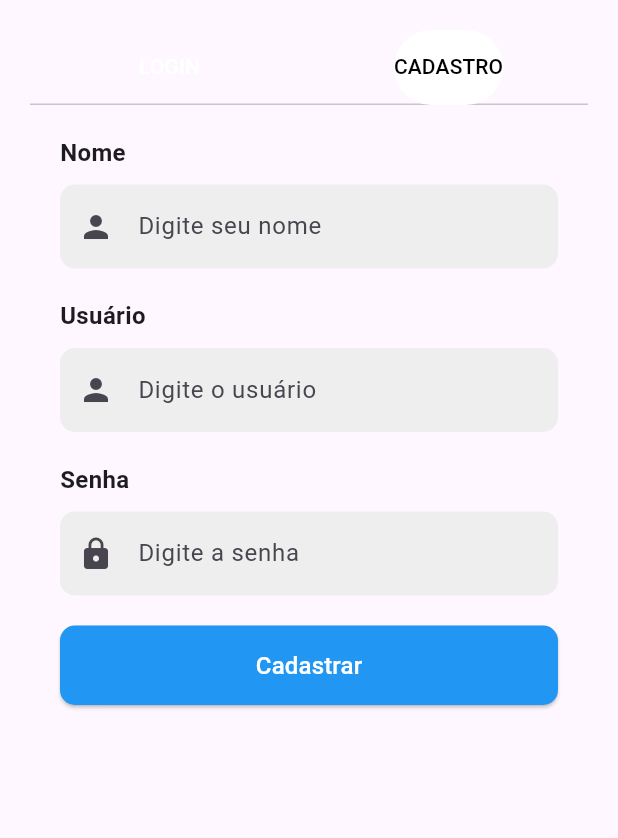
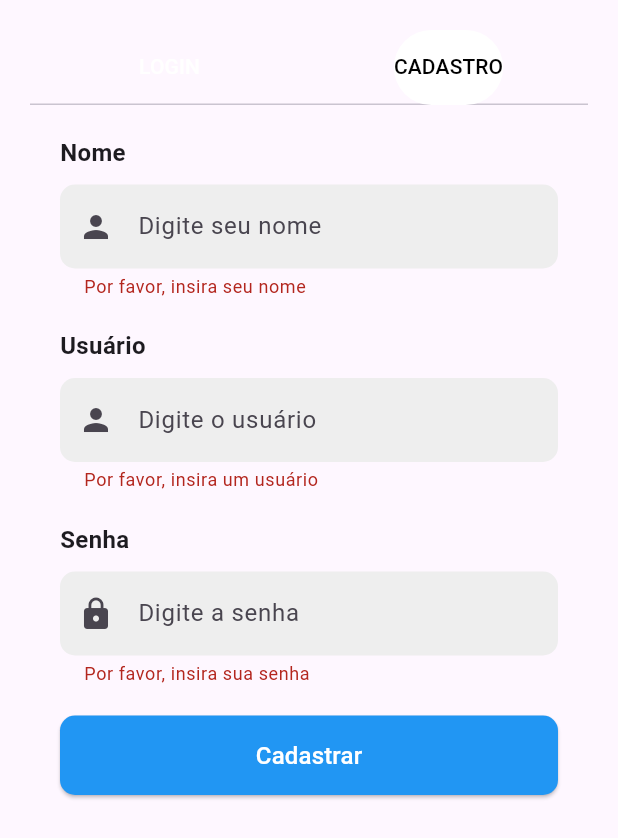
Before and after one commit to giovanavbs/flutter_cience, a Flutter app: the LoginForm screen opened directly, tab 2 chosen, after a tap on "Cadastrar", on a phone screen of 412 x 824 dp. Shown: the top 838 px of the screen. Run offline on Flutter 3.47's test engine with Material 3 defaults, Android fonts, the phone set to English and light mode, and no system bars.

Commit message:
validação do login e cadastro

```diff
--- a/lib/login.dart
+++ b/lib/login.dart
@@ -1,9 +1,11 @@
+import 'package:flutter_cience/museu.dart';
 import 'main.dart';
 import 'package:flutter/material.dart';
 
 void main() {
   runApp(const Login());
 }
+
 
 class Login extends StatelessWidget {
   const Login({super.key});
@@ -124,9 +126,14 @@ class _LoginFormState extends State<LoginForm> with SingleTickerProviderStateMix
     );
   }
 
+
   Widget FormLogin() {
+    final _formKey = GlobalKey<FormState>();
+    final TextEditingController controller = TextEditingController();
     return Padding(
       padding: const EdgeInsets.all(20.0),
+      child: Form(
+      key: _formKey,
       child: Column(
         crossAxisAlignment: CrossAxisAlignment.stretch,
         children: [
@@ -136,160 +143,7 @@ class _LoginFormState extends State<LoginForm> with SingleTickerProviderStateMix
           ),
           const SizedBox(height: 10),
           TextFormField(
-            decoration: InputDecoration(
-              prefixIcon: Icon(Icons.person),
-              hintText: 'Digite o usuário',
-              filled: true,
-              fillColor: Colors.grey[200],
-              border: const OutlineInputBorder(
-                borderRadius: BorderRadius.all(Radius.circular(10.0)),
-                borderSide: BorderSide.none,
-              ),
-            ),
-          ),
-          const SizedBox(height: 20),
-          const Text(
-            'Senha',
-            style: TextStyle(fontSize: 16, fontWeight: FontWeight.bold),
-          ),
-          const SizedBox(height: 10),
-          TextFormField(
-            obscureText: true,
-            decoration: InputDecoration(
-              prefixIcon: Icon(Icons.lock),
-              hintText: 'Digite a senha',
-              filled: true,
-              fillColor: Colors.grey[200],
-              border: const OutlineInputBorder(
-                borderRadius: BorderRadius.all(Radius.circular(10.0)),
-                borderSide: BorderSide.none,
-              ),
-            ),
-          ),
-          const SizedBox(height: 20),
-          ElevatedButton(
-            style: ElevatedButton.styleFrom(
-              padding: const EdgeInsets.symmetric(vertical: 15),
-              shape: RoundedRectangleBorder(
-                borderRadius: BorderRadius.circular(10),
-              ),
-              backgroundColor: Colors.blue,
-            ),
-            onPressed: () {
-              // ação de login
-            },
-            child: const Text(
-              'Login',
-              style: TextStyle(fontSize: 16, color: Colors.white),
-            ),
-          ),
-        ],
-      ),
-    );
-  }
-
-  Widget FormCadastro() {
-    return Padding(
-      padding: const EdgeInsets.all(20.0),
-      child: Column(
-        crossAxisAlignment: CrossAxisAlignment.stretch,
-        children: [
-          const Text(
-            'Nome',
-            style: TextStyle(fontSize: 16, fontWeight: FontWeight.bold),
-          ),
-          const SizedBox(height: 10),
-          TextFormField(
-            decoration: InputDecoration(
-              prefixIcon: Icon(Icons.person),
-              hintText: 'Digite seu nome',
-              filled: true,
-              fillColor: Colors.grey[200],
-              border: const OutlineInputBorder(
-                borderRadius: BorderRadius.all(Radius.circular(10.0)),
-                borderSide: BorderSide.none,
-              ),
-            ),
-          ),
-          const SizedBox(height: 20),
-          const Text(
-            'Usuário',
-            style: TextStyle(fontSize: 16, fontWeight: FontWeight.bold),
-          ),
-          const SizedBox(height: 10),
-          TextFormField(
-            decoration: InputDecoration(
-              prefixIcon: Icon(Icons.person),
-              hintText: 'Digite o usuário',
-              filled: true,
-              fillColor: Colors.grey[200],
-              border: const OutlineInputBorder(
-                borderRadius: BorderRadius.all(Radius.circular(10.0)),
-                borderSide: BorderSide.none,
-              ),
-            ),
-          ),
-          const SizedBox(height: 20),
-          const Text(
-            'Senha',
-            style: TextStyle(fontSize: 16, fontWeight: FontWeight.bold),
-          ),
-          const SizedBox(height: 10),
-          TextFormField(
-            obscureText: true,
-            decoration: InputDecoration(
-              prefixIcon: Icon(Icons.lock),
-              hintText: 'Digite a senha',
-              filled: true,
-              fillColor: Colors.grey[200],
-              border: const OutlineInputBorder(
-                borderRadius: BorderRadius.all(Radius.circular(10.0)),
-                borderSide: BorderSide.none,
-              ),
-            ),
-          ),
-          const SizedBox(height: 20),
-          ElevatedButton(
-            style: ElevatedButton.styleFrom(
-              padding: const EdgeInsets.symmetric(vertical: 15),
-              shape: RoundedRectangleBorder(
-                borderRadius: BorderRadius.circular(10),
-              ),
-              backgroundColor: Colors.blue,
-            ),
-            onPressed: () {
-              // ação de cadastro
-            },
-            child: const Text(
-              'Cadastrar',
-              style: TextStyle(fontSize: 16, color: Colors.white),
-            ),
-          ),
-        ],
-      ),
-    );
-  }
-}
-
-/* antigo login sem a animação
-class LoginForm extends StatelessWidget {
-  const LoginForm({super.key});
-
-  @override
-  Widget build(BuildContext context) {
-    return Padding(
-      padding: const EdgeInsets.all(20.0),
-      child: Column(
-        crossAxisAlignment: CrossAxisAlignment.stretch,
-        children: [
-          Container(
-            margin: const EdgeInsets.only(bottom: 10),
-            child: const Text(
-              'Usuário',
-              style: TextStyle(fontSize: 16, fontWeight: FontWeight.bold),
-            ),
-          ),
-          TextFormField(
+            controller: controller,
             decoration: InputDecoration(
               prefixIcon: const Icon(Icons.person),
               hintText: 'Digite o usuário',
@@ -300,14 +154,19 @@ class LoginForm extends StatelessWidget {
                 borderSide: BorderSide.none,
               ),
             ),
+            validator: (value) {
+              if (value == null || value.isEmpty) {
+                return 'Por favor, insira seu usuário';
+              }
+              return null;
+            },
           ),
-          Container(
-            margin: const EdgeInsets.symmetric(vertical: 20),
-            child: const Text(
+          const SizedBox(height: 20),
+          const Text(
             'Senha',
             style: TextStyle(fontSize: 16, fontWeight: FontWeight.bold),
           ),
-          ),
+          const SizedBox(height: 10),
           TextFormField(
             obscureText: true,
             decoration: InputDecoration(
@@ -320,29 +179,149 @@ class LoginForm extends StatelessWidget {
                 borderSide: BorderSide.none,
               ),
             ),
+            validator: (value) {
+              if (value == null || value.isEmpty) {
+                return 'Por favor, insira sua senha';
+              }
+              return null;
+            },
           ),
-          Container(
-            margin: const EdgeInsets.symmetric(vertical: 20),
-            child: ElevatedButton(
+          const SizedBox(height: 20),
+          ElevatedButton(
             style: ElevatedButton.styleFrom(
               padding: const EdgeInsets.symmetric(vertical: 15),
               shape: RoundedRectangleBorder(
                 borderRadius: BorderRadius.circular(10),
               ),
-                backgroundColor: const Color(0xFF0072ce),
+              backgroundColor: Colors.blue,
             ),
             onPressed: () {
-                // ação de login
+              if (_formKey.currentState!.validate()) {
+                Navigator.push(
+                context,
+                MaterialPageRoute(builder:
+                (context) => const Museus()),
+                );// ação de login
+              }
             },
             child: const Text(
               'Login',
               style: TextStyle(fontSize: 16, color: Colors.white),
             ),
           ),
+      ],),
+      ),);
+  }
+
+
+
+  Widget FormCadastro() {
+    final _formKey = GlobalKey<FormState>();
+    return Padding(
+      padding: const EdgeInsets.all(20.0),
+      child: Form(
+      key: _formKey,
+      child: Column(
+        crossAxisAlignment: CrossAxisAlignment.stretch,
+        children: [
+          const Text(
+            'Nome',
+            style: TextStyle(fontSize: 16, fontWeight: FontWeight.bold),
+          ),
+          const SizedBox(height: 10),
+          TextFormField(
+            decoration: InputDecoration(
+              prefixIcon: const Icon(Icons.person),
+              hintText: 'Digite seu nome',
+              filled: true,
+              fillColor: Colors.grey[200],
+              border: const OutlineInputBorder(
+                borderRadius: BorderRadius.all(Radius.circular(10.0)),
+                borderSide: BorderSide.none,
+              ),
+            ),
+            validator: (value) {
+              if (value == null || value.isEmpty) {
+                return 'Por favor, insira seu nome';
+              }
+              return null;
+            },
+          ),
+          const SizedBox(height: 20),
+          const Text(
+            'Usuário',
+            style: TextStyle(fontSize: 16, fontWeight: FontWeight.bold),
+          ),
+          const SizedBox(height: 10),
+          TextFormField(
+            decoration: InputDecoration(
+              prefixIcon: const Icon(Icons.person),
+              hintText: 'Digite o usuário',
+              filled: true,
+              fillColor: Colors.grey[200],
+              border: const OutlineInputBorder(
+                borderRadius: BorderRadius.all(Radius.circular(10.0)),
+                borderSide: BorderSide.none,
+              ),
+            ),
+            validator: (value) {
+              if (value == null || value.isEmpty) {
+                return 'Por favor, insira um usuário';
+              }
+              return null;
+            },
+          ),
+          const SizedBox(height: 20),
+          const Text(
+            'Senha',
+            style: TextStyle(fontSize: 16, fontWeight: FontWeight.bold),
+          ),
+          const SizedBox(height: 10),
+          TextFormField(
+            obscureText: true,
+            decoration: InputDecoration(
+              prefixIcon: const Icon(Icons.lock),
+              hintText: 'Digite a senha',
+              filled: true,
+              fillColor: Colors.grey[200],
+              border: const OutlineInputBorder(
+                borderRadius: BorderRadius.all(Radius.circular(10.0)),
+                borderSide: BorderSide.none,
+              ),
+            ),
+            validator: (value) {
+              if (value == null || value.isEmpty) {
+                return 'Por favor, insira sua senha';
+              }
+              return null;
+            },
+          ),
+          const SizedBox(height: 20),
+          ElevatedButton(
+            style: ElevatedButton.styleFrom(
+              padding: const EdgeInsets.symmetric(vertical: 15),
+              shape: RoundedRectangleBorder(
+                borderRadius: BorderRadius.circular(10),
+              ),
+              backgroundColor: Colors.blue,
+            ),
+            onPressed: () {
+              if (_formKey.currentState!.validate()) {
+                // ação de login
+                Navigator.push(
+                context,
+                MaterialPageRoute(builder:
+                (context) => const Museus()),
+                );
+              }
+            },
+            child: const Text(
+              'Cadastrar',
+              style: TextStyle(fontSize: 16, color: Colors.white),
+            ),
           ),
         ],
       ),
-    );
+    ),);
   }
 }
-*/
--- a/lib/main.dart
+++ b/lib/main.dart
@@ -7,7 +7,6 @@ import 'package:flutter_cience/exposicao.dart';
 import 'exposicao2.dart';
 import 'exposicao3.dart';
 import 'exposicao4.dart';
-import 'package:flutter_cience/favorito.dart';
 
 void main() {
   runApp(const MainApp());
@@ -271,7 +270,7 @@ class menuInferior extends StatelessWidget {
               onTap: () {
                 Navigator.push(
                   context,
-                  MaterialPageRoute(builder: (context) => Museus()),
+                  MaterialPageRoute(builder: (context) => const Museus()),
                 );
               },
               child: Padding(
--- a/lib/museu.dart
+++ b/lib/museu.dart
@@ -50,6 +50,7 @@ class Museus extends StatelessWidget {
   );
  }
 }
+
 
 class MuseusLista extends StatelessWidget {
   const MuseusLista({super.key});
```
Lines whose indentation alone changed are shown as unchanged.
